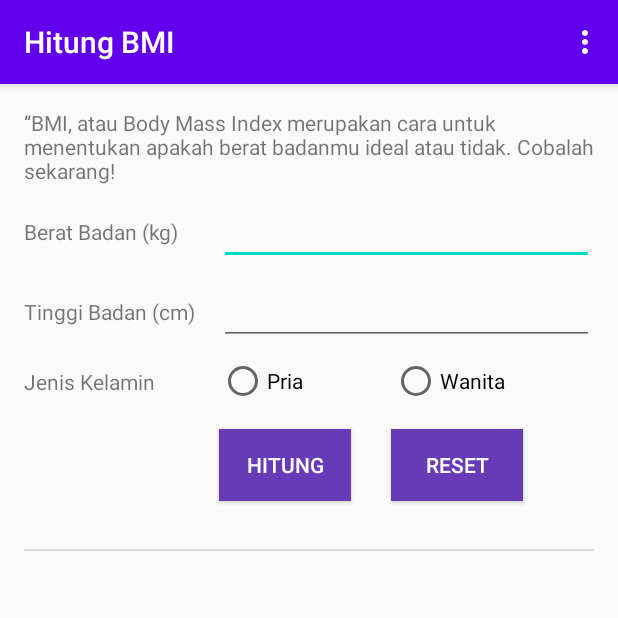
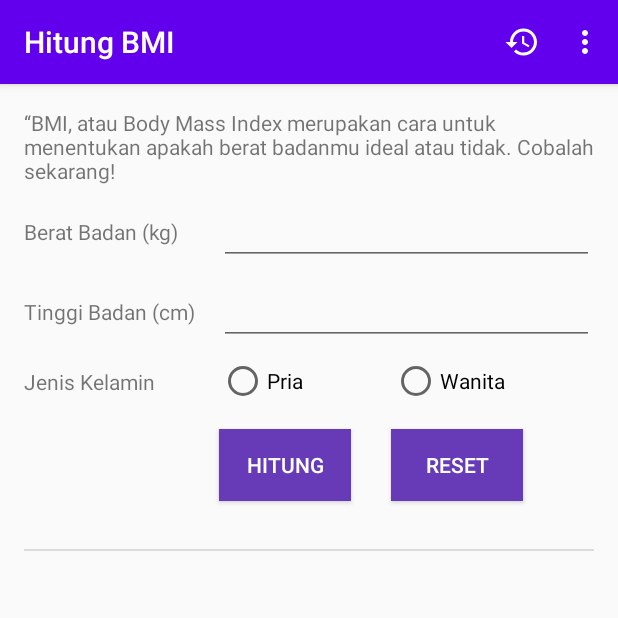
Before and after one commit to D3IF-Cool/4303-hitung-bmi-CitraPangestu1, an Android app: the screen it shows after launch (MainActivity), after a tap on "HITUNG", on a phone screen of 412 x 824 dp, the top half of it. Run offline under Robolectric (Android 15) with nearby library versions, the phone set to English and light mode, and no system bars; our stand-ins replace Room's generated code, navigation-ui; 1 other tap on this screen came first.

Commit message:
Menambahkan fitur histori

```diff
--- /dev/null
+++ b/app/src/main/res/drawable/ic_baseline_history_24.xml
@@ -0,0 +1,5 @@
+<vector android:height="24dp" android:tint="#FFFFFF"
+    android:viewportHeight="24" android:viewportWidth="24"
+    android:width="24dp" xmlns:android="http://schemas.android.com/apk/res/android">
+    <path android:fillColor="@android:color/white" android:pathData="M13,3c-4.97,0 -9,4.03 -9,9L1,12l3.89,3.89 0.07,0.14L9,12L6,12c0,-3.87 3.13,-7 7,-7s7,3.13 7,7 -3.13,7 -7,7c-1.93,0 -3.68,-0.79 -4.94,-2.06l-1.42,1.42C8.27,19.99 10.51,21 13,21c4.97,0 9,-4.03 9,-9s-4.03,-9 -9,-9zM12,8v5l4.28,2.54 0.72,-1.21 -3.5,-2.08L13.5,8L12,8z"/>
+</vector>
--- a/app/src/main/res/menu/options_menu.xml
+++ b/app/src/main/res/menu/options_menu.xml
@@ -5,4 +5,9 @@
         android:id="@+id/menu_about"
         android:title="@string/tentang_aplikasi"
         app:showAsAction="never" />
+    <item
+        android:id="@+id/menu_histori"
+        android:icon="@drawable/ic_baseline_history_24"
+        android:title="@string/histori"
+        app:showAsAction="ifRoom" />
 </menu>
--- a/app/src/main/res/values/strings.xml
+++ b/app/src/main/res/values/strings.xml
@@ -42,5 +42,10 @@
     <string name="bagikan_template">Berat badan: %1$s kg\nTinggi badan: %2$s
     cm\nJenis kelamin: %3$s\n\n%4$s\n%5$s</string>
 
+    <string name="belum_ada_data">Belum ada data</string>
+    <string name="histori">Histori</string>
+
+
+
 
 </resources>
```
Also changed, not shown: app/src/main/java/org/d3if3023/hitungbmi/ui/histori/HistoriFragment.kt (added, +18 -0 lines), app/src/main/java/org/d3if3023/hitungbmi/ui/hitung/HitungFragment.kt (+9 -4 lines), app/src/main/res/layout/fragment_histori.xml (added, +12 -0 lines), app/src/main/res/navigation/navigation.xml (+8 -0 lines).
